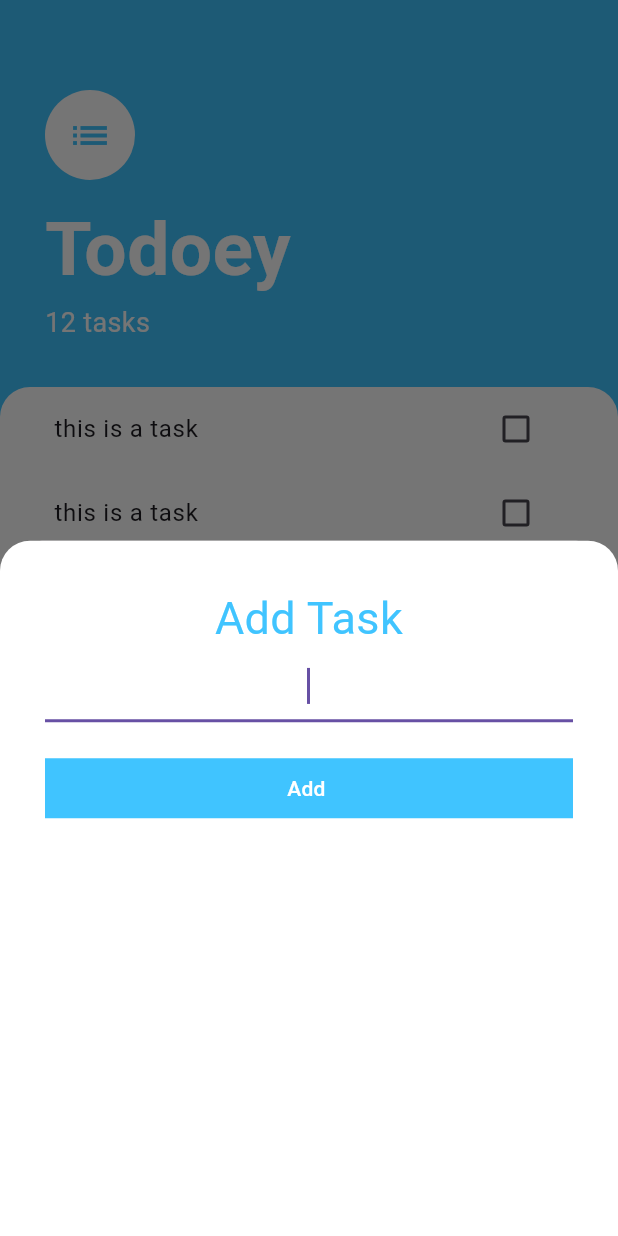
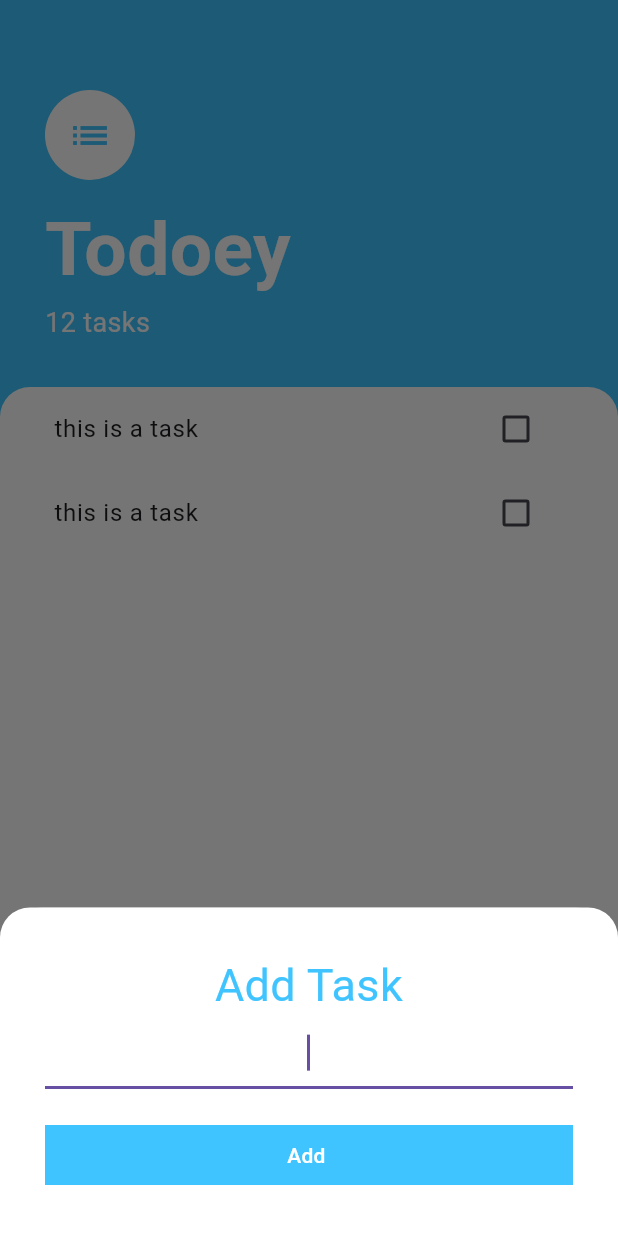
Before and after one commit to aarogyaojha/todoey, a Flutter app: the screen it shows after launch, after a tap on the "add" icon, on a phone screen of 412 x 824 dp. Run offline on Flutter 3.47's test engine with Material 3 defaults, Android fonts, the phone set to English and light mode, and no system bars.

Commit message:
making checkbox reactve

```diff
--- a/lib/screens/tasks_screen.dart
+++ b/lib/screens/tasks_screen.dart
@@ -17,7 +17,16 @@ class TasksScreen extends StatelessWidget {
         onPressed: () {
           showModalBottomSheet(
             context: context,
-            builder: (context) => AddTaskScreen(),
+            isScrollControlled: true,
+            builder:
+                (context) => SingleChildScrollView(
+                  child: Container(
+                    padding: EdgeInsets.only(
+                      bottom: MediaQuery.of(context).viewInsets.bottom,
+                    ),
+                    child: AddTaskScreen(),
+                  ),
+                ),
           );
         },
         backgroundColor: Colors.lightBlueAccent,
--- a/lib/widgets/tasks_tile.dart
+++ b/lib/widgets/tasks_tile.dart
@@ -5,9 +5,29 @@ class TasksTile extends StatelessWidget {
 
   @override
   Widget build(BuildContext context) {
-    return ListTile(
-      title: Text("this is a task"),
-      trailing: Checkbox(value: false, onChanged: (value) {}),
+    return ListTile(title: Text("this is a task"), trailing: TaskCheckBox());
+  }
+}
+
+class TaskCheckBox extends StatefulWidget {
+  const TaskCheckBox({super.key});
+
+  @override
+  State<TaskCheckBox> createState() => _TaskCheckBoxState();
+}
+
+class _TaskCheckBoxState extends State<TaskCheckBox> {
+  bool? isChecked = false;
+  @override
+  Widget build(BuildContext context) {
+    return Checkbox(
+      value: isChecked,
+      activeColor: Colors.lightBlueAccent,
+      onChanged: (newValue) {
+        setState(() {
+          isChecked = newValue;
+        });
+      },
     );
   }
 }
```
